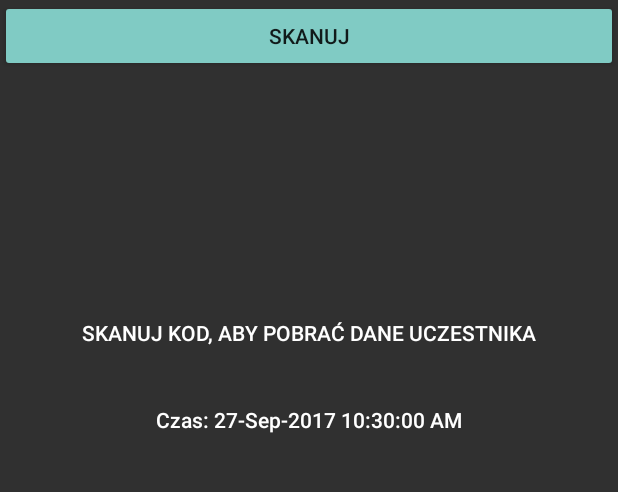
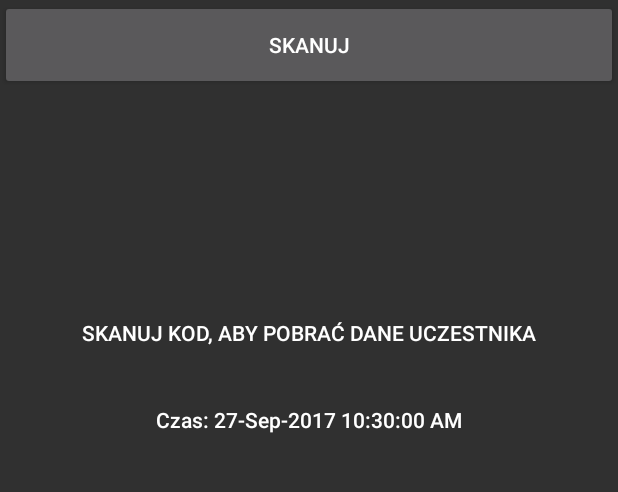
Before and after one commit to ZespolNumerJeden/zn1Skaner, an Android app: the screen it shows after launch (MainActivity), on a phone screen of 412 x 824 dp, the part 284-776 px from its top. Run offline under Robolectric (Android 15) with nearby library versions, the light colour scheme and no system bars; libraries missing offline, so code that uses them is left out: com.crashlytics.android, io.fabric.sdk; 1 statement that could not run was skipped.

Commit message:
layout changes

```diff
--- a/app/src/main/res/layout/activity_main.xml
+++ b/app/src/main/res/layout/activity_main.xml
@@ -26,9 +26,8 @@
 
         <Button
             android:id="@+id/scan_button"
-            style="@style/Widget.AppCompat.Button.Colored"
             android:layout_width="match_parent"
-            android:layout_height="wrap_content"
+            android:layout_height="60dp"
             android:layout_centerHorizontal="true"
             android:layout_weight="0.4"
             android:onClick="onClick"
@@ -41,7 +40,7 @@
         android:orientation="vertical"
         android:layout_height="wrap_content"
         android:layout_width="match_parent"
-        android:layout_weight="0.5"
+        android:layout_weight="0.35"
         android:layout_centerInParent="true">
 
         <TextView
@@ -95,23 +94,21 @@
         android:layout_height="wrap_content"
         android:layout_width="match_parent"
         android:layout_alignParentBottom="true"
-        android:layout_weight="0.15"
+        android:layout_weight="0.3"
         android:layout_gravity="bottom"
         android:visibility="invisible">
         <Button
             android:id="@+id/cancel_button"
-            style="@style/Widget.AppCompat.Button.Colored"
             android:layout_width="0sp"
+            android:layout_height="60dp"
             android:layout_weight="0.5"
-            android:layout_height="wrap_content"
             android:onClick="onClick"
             android:text="@string/cancel" />
         <Button
             android:id="@+id/approve_button"
-            style="@style/Widget.AppCompat.Button.Colored"
             android:layout_width="0sp"
             android:layout_weight="0.5"
-            android:layout_height="wrap_content"
+            android:layout_height="60dp"
             android:text="@string/accept" />
     </LinearLayout>
 
```
Also changed, not shown: app/build.gradle (+4 -4 lines), app/src/main/AndroidManifest.xml (+7 -5 lines), app/src/main/java/com/example/rick/agileitticket/MainActivity.java (+9 -2 lines).
